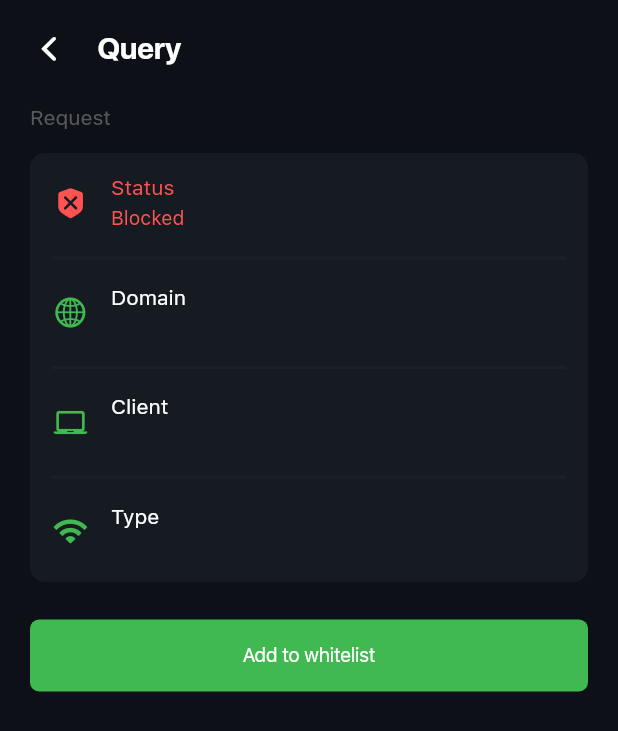
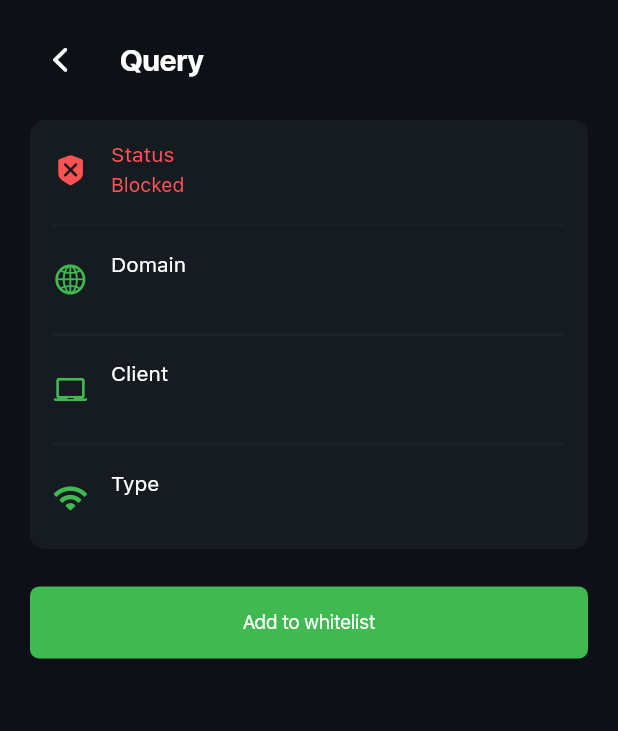
Before and after one commit to zero-stealth/Pihole-Manager, a Flutter app: the Query screen opened directly with empty values, on a phone screen of 412 x 824 dp. Shown: the top 731 px of the screen. Run offline on Flutter 3.47's test engine with Material 2 defaults, Android fonts, the phone set to English and light mode, and no system bars; our stand-ins replace flutter_dotenv, flutter_svg, loading_animation_widget, sqflite; accounts and stored records are empty.

Commit message:
:bug: Fixed back btn issue

```diff
--- a/lib/screens/Query.dart
+++ b/lib/screens/Query.dart
@@ -281,11 +281,13 @@ class _QueryState extends State<Query> {
                   mainAxisAlignment: MainAxisAlignment.start,
                   crossAxisAlignment: CrossAxisAlignment.center,
                   children: [
-                    GestureDetector(
-                      onTap: () {
+                    IconButton(
+                      visualDensity: VisualDensity.compact,
+                      padding: EdgeInsets.all(2.0),
+                      onPressed: () {
                         Navigator.pop(context);
                       },
-                      child: Icon(
+                      icon: Icon(
                         CupertinoIcons.chevron_back,
                         size: 25.0,
                         color: Colors.white,
@@ -302,20 +304,9 @@ class _QueryState extends State<Query> {
                     ),
                   ],
                 ),
-                SizedBox(height: 25.0),
-                Container(
-                  width: double.infinity,
-                  child: Text(
-                    'Request',
-                    textAlign: TextAlign.start,
-                    style: TextStyle(
-                      color: Colors.grey.withOpacity(0.5),
-                      fontSize: 14.0,
-                      fontFamily: "SFT-Regular",
-                    ),
-                  ),
-                ),
-                SizedBox(height: 15.0),
+                // SizedBox(height: 20.0),
+
+                SizedBox(height: 20.0),
                 Container(
                   padding: EdgeInsets.all(15.0),
                   decoration: BoxDecoration(
@@ -437,7 +428,7 @@ class QueryItem extends StatelessWidget {
                 ),
                 SizedBox(height: 4.0),
                 SizedBox(
-                  width: 200,
+                  width: 250,
                   child: Text(
                     domain,
                     overflow: TextOverflow.clip,
```
Also changed, not shown: lib/screens/Blocked.dart (+6 -4 lines).
